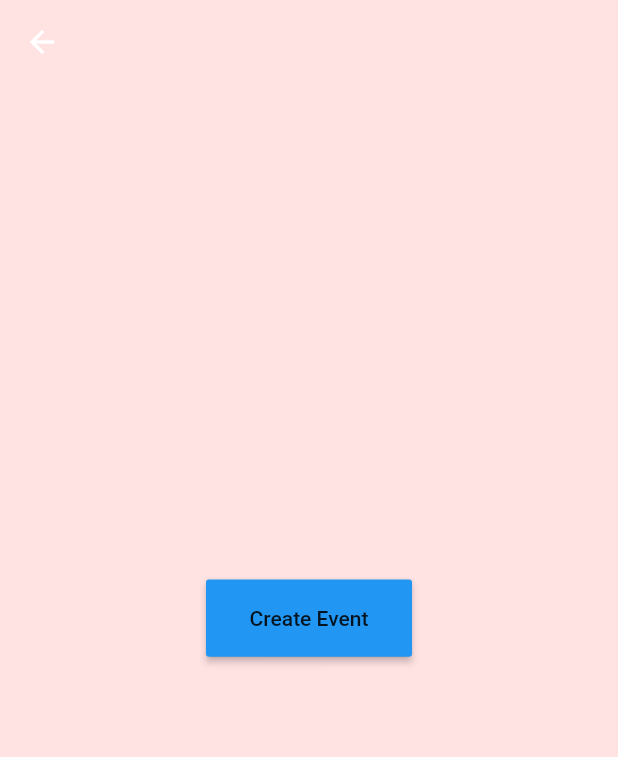
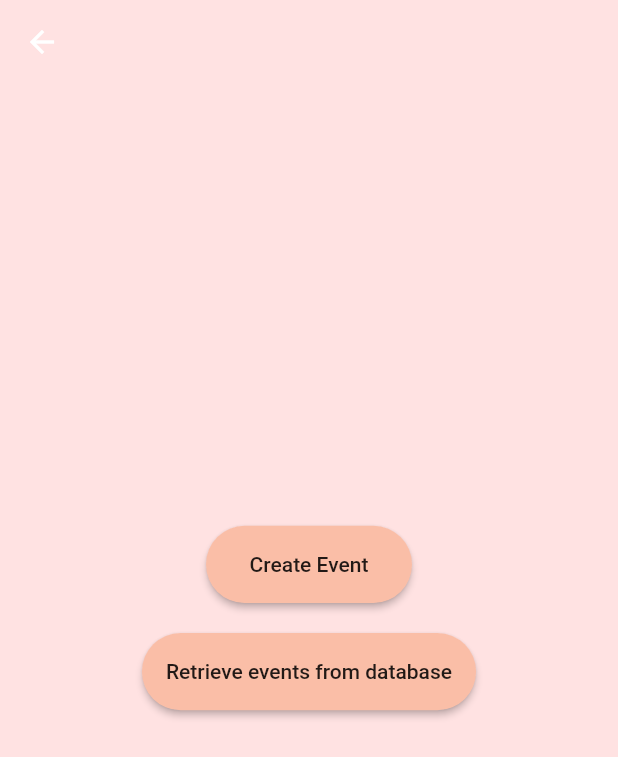
Before and after one commit to shah444/managr, a Flutter app: the screen it shows after launch, after a tap on "Login", on a phone screen of 412 x 824 dp. Shown: the top 757 px of the screen. Run offline on Flutter 3.47's test engine with Material 2 defaults, Android fonts, the phone set to English and light mode, and no system bars; network calls fail.

Commit message:
Frontend and server connected. New user info now gets added to db. Event info retrieval also done.

```diff
--- a/managr_frontend/lib/colors.dart
+++ b/managr_frontend/lib/colors.dart
@@ -10,7 +10,7 @@ Color bottomGrad = Color(0xFFffe2e2);
 // Color loginButton = Color(0xEE931a25);
 Color loginButton = Color(0xFF59405c);
 Color loginButtonStart = Color(0xFFff4b5c);
-Color loginButtonEnd = Color(0xFFfabea7);
+Color buttonColor = Color(0xFFfabea7);
 Color bgGradStart = Color(0xFFf6f6f6);
 // Color bgGradEnd = Color(0xFFffe2e2);
 Color bgGradEnd = Color(0xFFdbd8e3);
--- a/managr_frontend/lib/pages/createEvent.dart
+++ b/managr_frontend/lib/pages/createEvent.dart
@@ -89,6 +89,8 @@ class _CreateEventState extends State<CreateEvent> {
                 child: ButtonTheme(
                   minWidth: screenWidth / 3,
                   height: screenHeight / 16,
+                  shape: RoundedRectangleBorder(borderRadius: BorderRadius.circular(30)),
+                  buttonColor: buttonColor,
                   child: RaisedButton(
                     child: Text("Create Event"),
                     onPressed: () {
--- a/managr_frontend/lib/pages/homepage.dart
+++ b/managr_frontend/lib/pages/homepage.dart
@@ -1,5 +1,6 @@
 import 'package:flutter/material.dart';
 import 'package:managr_frontend/pages/createEvent.dart';
+import 'package:managr_frontend/pages/events.dart';
 
 import '../colors.dart';
 
@@ -29,6 +30,8 @@ class _HomePageState extends State<HomePage> {
               ButtonTheme(
                 minWidth: screenWidth / 3,
                 height: screenHeight / 16,
+                shape: RoundedRectangleBorder(borderRadius: BorderRadius.circular(30)),
+                buttonColor: buttonColor,
                 child: RaisedButton(
                   child: Text("Create Event"),
                   onPressed: () {
@@ -38,6 +41,24 @@ class _HomePageState extends State<HomePage> {
                     );
                   },
                 ),
+              ),
+              Container(
+                padding: EdgeInsets.only(top: 20),
+                child: ButtonTheme(
+                  minWidth: screenWidth / 3,
+                  height: screenHeight / 16,
+                  shape: RoundedRectangleBorder(borderRadius: BorderRadius.circular(30)),
+                  buttonColor: buttonColor,
+                  child: RaisedButton(
+                    child: Text("Retrieve events from database"),
+                    onPressed: () {
+                      Navigator.push(
+                        context,
+                        MaterialPageRoute(builder: (context) => Events()),
+                      );
+                    },
+                  ),
+                ),
               )
             ],
           ),
--- a/managr_frontend/lib/pages/login.dart
+++ b/managr_frontend/lib/pages/login.dart
@@ -63,10 +63,11 @@ class _LoginState extends State<Login> {
                 child: ButtonTheme(
                   minWidth: screenWidth / 3,
                   height: screenHeight / 16,
+                  shape: RoundedRectangleBorder(borderRadius: BorderRadius.circular(30)),
+                  buttonColor: buttonColor,
                   child: RaisedButton(
                     child: Text("Login"),
                     elevation: 1,
-                    color: Colors.purple[100],
                     highlightColor: Colors.blue,
                     onPressed: () {
                       Navigator.push(
@@ -80,7 +81,7 @@ class _LoginState extends State<Login> {
               Container(
                 padding: EdgeInsets.only(top: 20),
                 child: FlatButton(
-                  child: Text("Create Account"),
+                  child: Text("Create Account", style: TextStyle(decoration: TextDecoration.underline),),
                   onPressed: () {
                     Navigator.push(
                       context,
```
Also changed, not shown: managr_frontend/lib/pages/createAccount.dart (+22 -25 lines), managr_frontend/lib/pages/events.dart (added, +103 -0 lines), 1 other file.
